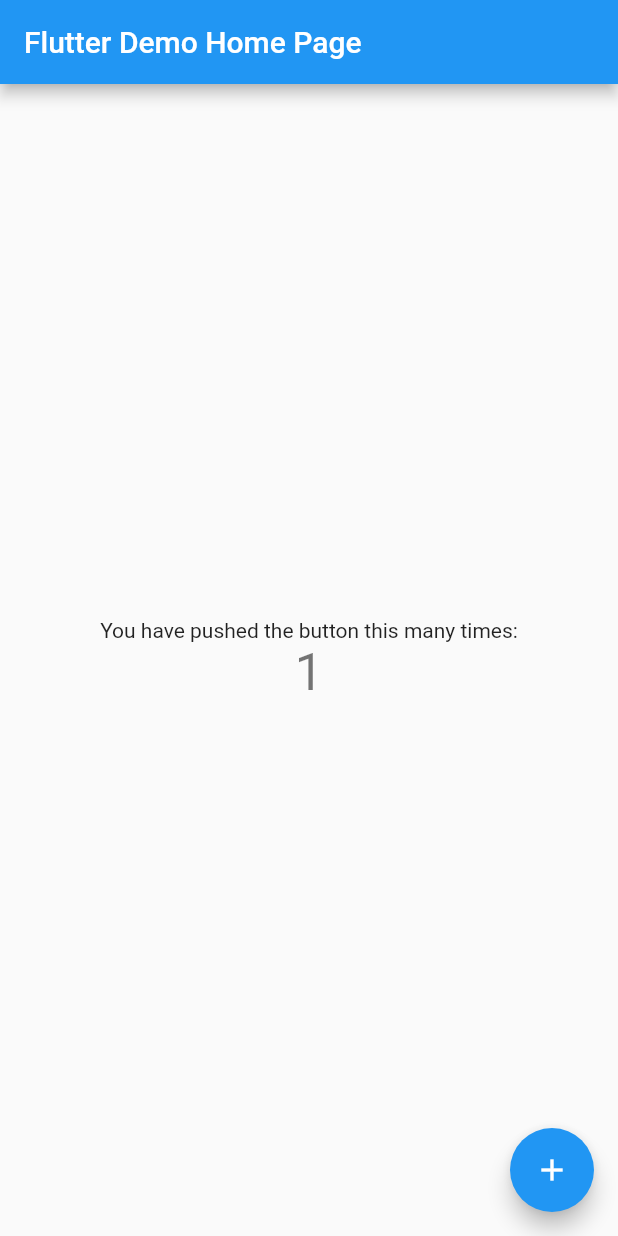
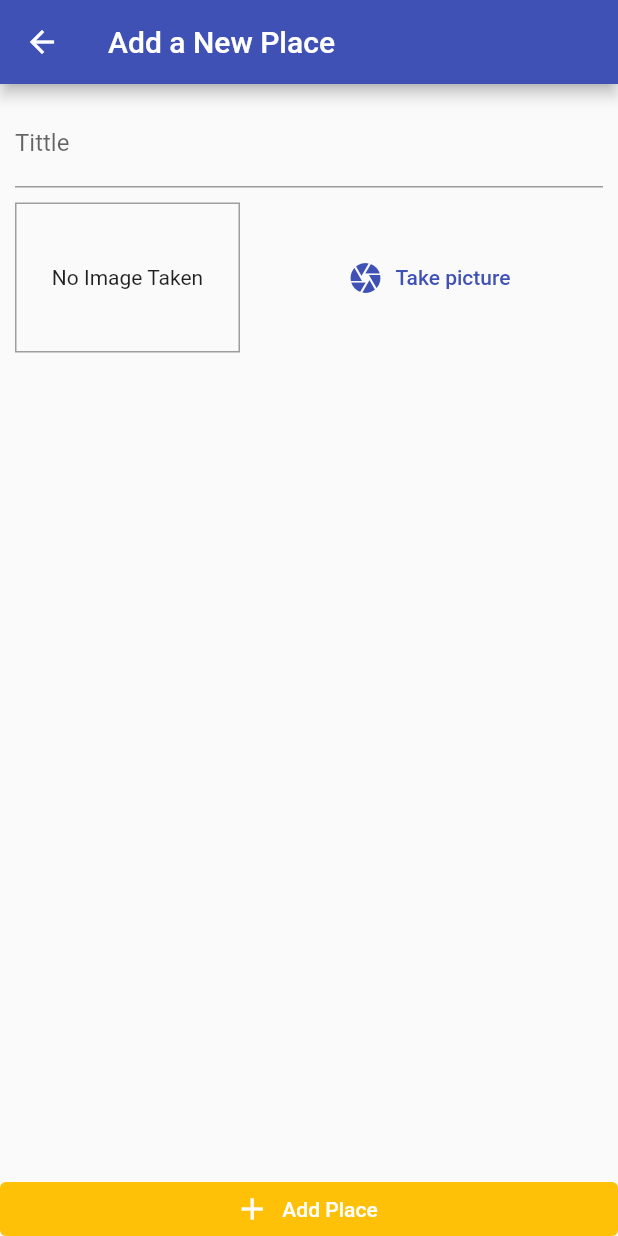
Before and after one commit to ishugadenis/GREAT-PLACES-APP, a Flutter app: the screen it shows after launch, after a tap on the "add" icon, on a phone screen of 412 x 824 dp. Run offline on Flutter 3.47's test engine with Material 2 defaults, Android fonts, the phone set to English and light mode, and no system bars; our stand-ins replace image_picker, sqflite; accounts and stored records are empty.

Commit message:
integrated internal storage

```diff
--- /dev/null
+++ b/lib/helpers/db_helper.dart
@@ -0,0 +1,28 @@
+import 'package:sqflite/sqflite.dart' as sql;
+import 'package:path/path.dart' as path;
+import 'package:sqflite/sqflite.dart';
+
+class DBHelper {
+  static Future<Database> database() async {
+    final dbPath = await sql.getDatabasesPath();
+    return sql.openDatabase(path.join(dbPath, 'places.db'),
+        onCreate: (db, version) {
+      return db.execute(
+          'CREATE TABLE user_places(id TEXT PRIMARY KEY, title TEXT, image TEXT)');
+    }, version: 1);
+  }
+
+  static Future<void> insert(String table, Map<String, Object> data) async {
+    final db = await DBHelper.database();
+    db.insert(
+      table,
+      data,
+      conflictAlgorithm: ConflictAlgorithm.replace,
+    );
+  }
+
+  static Future<List<Map<String, dynamic>>> getData(String table) async {
+    final db = await DBHelper.database();
+    return db.query(table);
+  }
+}
--- a/lib/main.dart
+++ b/lib/main.dart
@@ -1,4 +1,8 @@
 import 'package:flutter/material.dart';
+import 'package:greate_places_app/screens/add_place_screen.dart';
+import 'package:greate_places_app/screens/places_list_screen.dart';
+import 'package:provider/provider.dart';
+import 'providers/greate_places.dart';
 
 void main() {
   runApp(const MyApp());
@@ -7,109 +11,22 @@ void main() {
 class MyApp extends StatelessWidget {
   const MyApp({super.key});
 
-  // This widget is the root of your application.
   @override
   Widget build(BuildContext context) {
-    return MaterialApp(
-      title: 'Flutter Demo',
-      theme: ThemeData(
-        // This is the theme of your application.
-        //
-        // Try running your application with "flutter run". You'll see the
-        // application has a blue toolbar. Then, without quitting the app, try
-        // changing the primarySwatch below to Colors.green and then invoke
-        // "hot reload" (press "r" in the console where you ran "flutter run",
-        // or simply save your changes to "hot reload" in a Flutter IDE).
-        // Notice that the counter didn't reset back to zero; the application
-        // is not restarted.
-        primarySwatch: Colors.blue,
+    return ChangeNotifierProvider.value(
+      value: GreatPlaces(),
+      child: MaterialApp(
+        title: 'Great Places',
+        theme: ThemeData(
+          primarySwatch: Colors.indigo,
+          accentColor: Colors.amber,
+
+        ),
+        home:const PlacesListScreen(),
+        routes: {
+          AddPlaceScreen.routeNmae: (_) => AddPlaceScreen(),
+        },
       ),
-      home: const MyHomePage(title: 'Flutter Demo Home Page'),
     );
   }
 }
-
-class MyHomePage extends StatefulWidget {
-  const MyHomePage({super.key, required this.title});
-
-  // This widget is the home page of your application. It is stateful, meaning
-  // that it has a State object (defined below) that contains fields that affect
-  // how it looks.
-
-  // This class is the configuration for the state. It holds the values (in this
-  // case the title) provided by the parent (in this case the App widget) and
-  // used by the build method of the State. Fields in a Widget subclass are
-  // always marked "final".
-
-  final String title;
-
-  @override
-  State<MyHomePage> createState() => _MyHomePageState();
-}
-
-class _MyHomePageState extends State<MyHomePage> {
-  int _counter = 0;
-
-  void _incrementCounter() {
-    setState(() {
-      // This call to setState tells the Flutter framework that something has
-      // changed in this State, which causes it to rerun the build method below
-      // so that the display can reflect the updated values. If we changed
-      // _counter without calling setState(), then the build method would not be
-      // called again, and so nothing would appear to happen.
-      _counter++;
-    });
-  }
-
-  @override
-  Widget build(BuildContext context) {
-    // This method is rerun every time setState is called, for instance as done
-    // by the _incrementCounter method above.
-    //
-    // The Flutter framework has been optimized to make rerunning build methods
-    // fast, so that you can just rebuild anything that needs updating rather
-    // than having to individually change instances of widgets.
-    return Scaffold(
-      appBar: AppBar(
-        // Here we take the value from the MyHomePage object that was created by
-        // the App.build method, and use it to set our appbar title.
-        title: Text(widget.title),
-      ),
-      body: Center(
-        // Center is a layout widget. It takes a single child and positions it
-        // in the middle of the parent.
-        child: Column(
-          // Column is also a layout widget. It takes a list of children and
-          // arranges them vertically. By default, it sizes itself to fit its
-          // children horizontally, and tries to be as tall as its parent.
-          //
-          // Invoke "debug painting" (press "p" in the console, choose the
-          // "Toggle Debug Paint" action from the Flutter Inspector in Android
-          // Studio, or the "Toggle Debug Paint" command in Visual Studio Code)
-          // to see the wireframe for each widget.
-          //
-          // Column has various properties to control how it sizes itself and
-          // how it positions its children. Here we use mainAxisAlignment to
-          // center the children vertically; the main axis here is the vertical
-          // axis because Columns are vertical (the cross axis would be
-          // horizontal).
-          mainAxisAlignment: MainAxisAlignment.center,
-          children: <Widget>[
-            const Text(
-              'You have pushed the button this many times:',
-            ),
-            Text(
-              '$_counter',
-              style: Theme.of(context).textTheme.headline4,
-            ),
-          ],
-        ),
-      ),
-      floatingActionButton: FloatingActionButton(
-        onPressed: _incrementCounter,
-        tooltip: 'Increment',
-        child: const Icon(Icons.add),
-      ), // This trailing comma makes auto-formatting nicer for build methods.
-    );
-  }
-}
--- /dev/null
+++ b/lib/models/place.dart
@@ -0,0 +1,24 @@
+import 'dart:io';
+
+class PlaceLocation {
+  final double latitude;
+  final double longitude;
+  final String address;
+
+  PlaceLocation(
+      {required this.latitude, required this.longitude, required this.address});
+}
+
+class Place {
+  final String id;
+  final String title;
+ // final PlaceLocation location;
+  final File image;
+
+  Place({
+    required this.id,
+    required this.title,
+   // required this.location,
+    required this.image,
+  });
+}
--- /dev/null
+++ b/lib/providers/greate_places.dart
@@ -0,0 +1,38 @@
+import 'dart:io';
+
+import 'package:flutter/foundation.dart';
+import '../models/place.dart';
+import '../helpers/db_helper.dart';
+
+class GreatPlaces with ChangeNotifier {
+  List<Place> _items = [];
+
+  List<Place> get items {
+    return [..._items];
+  }
+
+  void addPlace(String pickedTitle, File pickedImage) {
+    final newPlace = Place(
+        id: DateTime.now().toString(),
+        image: pickedImage,
+        //  location: loc,
+        title: pickedTitle);
+    _items.add(newPlace);
+    notifyListeners();
+    DBHelper.insert('user_places', {
+      'id': newPlace.id,
+      'title': newPlace.title,
+      'image': newPlace.image.path
+    });
+  }
+
+  Future<void> fetchAndSetPlaces() async {
+    final dataList = await DBHelper.getData('user_places');
+    _items = dataList.map((item)=> Place(
+      id: item['id'],
+      title: item['title'],
+      image: File(item['image']),
+    )).toList();
+    notifyListeners();
+  }
+}
--- /dev/null
+++ b/lib/screens/add_place_screen.dart
@@ -0,0 +1,76 @@
+import 'dart:io';
+
+import 'package:flutter/material.dart';
+import 'package:greate_places_app/widgets/image_input.dart';
+import '../providers/greate_places.dart';
+import 'package:provider/provider.dart';
+
+class AddPlaceScreen extends StatefulWidget {
+  static const routeNmae = './add-place';
+  AddPlaceScreen({Key? key}) : super(key: key);
+
+  @override
+  State<AddPlaceScreen> createState() => _AddPlaceScreenState();
+}
+
+class _AddPlaceScreenState extends State<AddPlaceScreen> {
+  final _titleController = TextEditingController();
+  File? _pickedImage;
+
+  void _selectImage(File pickedImage) {
+    _pickedImage = pickedImage;
+  }
+
+  void _savePlace() {
+    if (_titleController.text.isEmpty || _pickedImage == null) {
+      return;
+    }
+    Provider.of<GreatPlaces>(context, listen:false)
+        .addPlace(_titleController.text, _pickedImage!);
+    Navigator.of(context).pop();
+  }
+
+  @override
+  Widget build(BuildContext context) {
+    return Scaffold(
+      appBar: AppBar(
+        title: const Text('Add a New Place'),
+      ),
+      body: Column(
+          mainAxisAlignment: MainAxisAlignment.spaceBetween,
+          crossAxisAlignment: CrossAxisAlignment.stretch,
+          children: [
+            Expanded(
+              child: SingleChildScrollView(
+                child: Padding(
+                  padding: const EdgeInsets.all(10.0),
+                  child: Column(
+                    children: [
+                      TextField(
+                        decoration: const InputDecoration(labelText: 'Tittle'),
+                        controller: _titleController,
+                      ),
+                      const SizedBox(
+                        height: 10,
+                      ),
+                      ImageInput(onSelectImage: _selectImage),
+                    ],
+                  ),
+                ),
+              ),
+            ),
+            ElevatedButton.icon(
+              style: ButtonStyle(
+                elevation: MaterialStateProperty.all(0),
+                tapTargetSize: MaterialTapTargetSize.shrinkWrap,
+                backgroundColor: MaterialStatePropertyAll<Color>(
+                    Theme.of(context).accentColor),
+              ),
+              onPressed: _savePlace,
+              icon: const Icon(Icons.add),
+              label: const Text('Add Place'),
+            )
+          ]),
+    );
+  }
+}
--- /dev/null
+++ b/lib/screens/places_list_screen.dart
@@ -0,0 +1,45 @@
+import 'package:flutter/material.dart';
+import '../providers/greate_places.dart';
+import 'package:greate_places_app/screens/add_place_screen.dart';
+import 'package:provider/provider.dart';
+
+class PlacesListScreen extends StatelessWidget {
+  const PlacesListScreen({Key? key}) : super(key: key);
+
+  @override
+  Widget build(BuildContext context) {
+    return Scaffold(
+      appBar: AppBar(title: const Text('You places'), actions: [
+        IconButton(
+            onPressed: () {
+              Navigator.of(context).pushNamed(AddPlaceScreen.routeNmae);
+            },
+            icon: const Icon(Icons.add))
+      ]),
+      body: FutureBuilder(
+        future: Provider.of<GreatPlaces>(context, listen: false)
+            .fetchAndSetPlaces(),
+        builder: (ctx, snapshot) =>
+            snapshot.connectionState == ConnectionState.waiting
+                ? const Center(
+                    child: CircularProgressIndicator(),
+                  )
+                : Consumer<GreatPlaces>(
+                    child: const Center(
+                        child: Text('Got no places yet, start adding some!')),
+                    builder: (ctx, greatPlaces, ch) => greatPlaces.items.isEmpty
+                        ? ch!
+                        : ListView.builder(
+                            itemCount: greatPlaces.items.length,
+                            itemBuilder: (ctx, i) => ListTile(
+                              leading: CircleAvatar(
+                                  backgroundImage:
+                                      FileImage(greatPlaces.items[i].image)),
+                              title: Text(greatPlaces.items[i].title),
+                            ),
+                          ),
+                  ),
+      ),
+    );
+  }
+}
--- /dev/null
+++ b/lib/widgets/image_input.dart
@@ -0,0 +1,73 @@
+// ignore_for_file: sort_child_properties_last
+import 'dart:io';
+import 'package:flutter/material.dart';
+import 'package:image_picker/image_picker.dart';
+import 'package:path/path.dart' as path;
+import 'package:path_provider/path_provider.dart' as syspaths;
+
+class ImageInput extends StatefulWidget {
+  final Function onSelectImage;
+  const ImageInput({Key? key, required this.onSelectImage}) : super(key: key);
+
+  @override
+  State<ImageInput> createState() => _ImageInputState();
+}
+
+class _ImageInputState extends State<ImageInput> {
+  File? _storedImage;
+
+  Future<void> _takePicture() async {
+    final picker = ImagePicker();
+    final imageFile = await picker.getImage(
+      source: ImageSource.camera,
+      maxWidth: 600,
+    );
+    if (imageFile == null) {
+      return;
+    }
+    setState(() {
+      _storedImage = File(imageFile.path);
+    });
+    final imageFileName = File(imageFile.path);
+    final appDir = await syspaths.getApplicationDocumentsDirectory();
+    final fileName = path.basename(imageFileName.path);
+    final savedImage = await imageFileName.copy('${appDir.path}/$fileName');
+    widget.onSelectImage(savedImage);
+  }
+
+  @override
+  Widget build(BuildContext context) {
+    return Row(
+      children: [
+        Container(
+          width: 150,
+          height: 100,
+          decoration:
+              BoxDecoration(border: Border.all(width: 1, color: Colors.grey)),
+          child: _storedImage != null
+              ? Image.file(
+                  _storedImage!,
+                  fit: BoxFit.cover,
+                  width: double.infinity,
+                )
+              : const Text('No Image Taken', textAlign: TextAlign.center),
+          alignment: Alignment.center,
+        ),
+        const SizedBox(
+          width: 10,
+        ),
+        Expanded(
+          child: TextButton.icon(
+            icon: const Icon(Icons.camera),
+            label: const Text('Take picture'),
+            style: ButtonStyle(
+              foregroundColor: MaterialStatePropertyAll<Color>(
+                  Theme.of(context).primaryColor),
+            ),
+            onPressed: _takePicture,
+          ),
+        )
+      ],
+    );
+  }
+}
--- /dev/null
+++ b/lib/widgets/location_input.dart
@@ -0,0 +1,15 @@
+import 'package:flutter/material.dart';
+
+class LocationInput extends StatefulWidget {
+  LocationInput({Key? key}) : super(key: key);
+
+  @override
+  State<LocationInput> createState() => _LocationInputState();
+}
+
+class _LocationInputState extends State<LocationInput> {
+  @override
+  Widget build(BuildContext context) {
+    return Container();
+  }
+}
--- a/pubspec.yaml
+++ b/pubspec.yaml
@@ -36,6 +36,12 @@ dependencies:
   # The following adds the Cupertino Icons font to your application.
   # Use with the CupertinoIcons class for iOS style icons.
   cupertino_icons: ^1.0.2
+  provider: ^6.0.5
+  image_picker: ^0.8.6
+  path_provider: ^2.0.11
+  path: ^1.8.2
+  sqflite: ^2.2.2
+  location: ^4.2.0
 
 dev_dependencies:
   flutter_test:
```
Also changed, not shown: lib/screens/place_detail_screen.dart (added), pubspec.lock, 1 other file.
